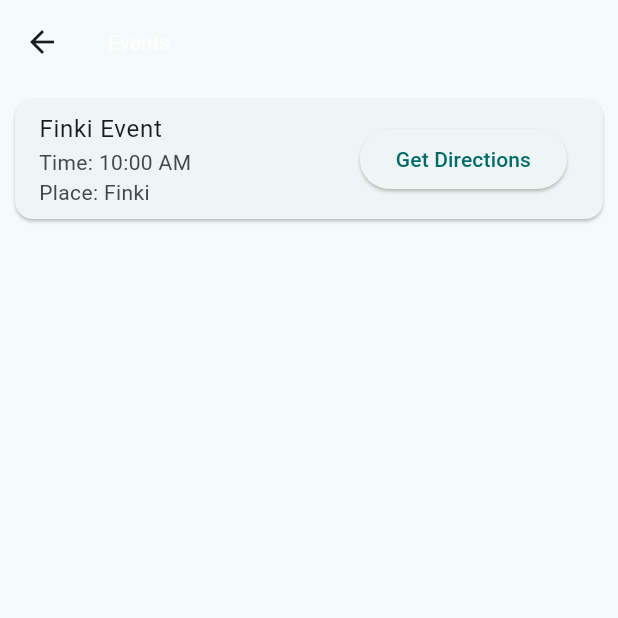
After one commit to anastazija-kovachevikj/Lab-3-MIS, a Flutter app: the screen it shows after launch, after a tap on the "map" icon, on a phone screen of 412 x 824 dp, the top half of it. The commit adds this screen. Run offline on Flutter 3.47's test engine with Material 3 defaults, Android fonts, the phone set to English and light mode, and no system bars; our stand-ins replace cloud_firestore, firebase_auth, firebase_core, flutter_local_notifications, google_maps_flutter, location and 1 more; accounts and stored records are empty.

Commit message:
lab5 route to event works

```diff
--- /dev/null
+++ b/lab3/lib/events/eventsList.dart
@@ -0,0 +1,90 @@
+import 'package:flutter/material.dart';
+import 'package:google_maps_flutter/google_maps_flutter.dart';
+
+import '../maps/googleMaps.dart';
+
+// Model class for events
+class Event2 {
+  final String name;
+  final String time;
+  final String place;
+  final double latitude;
+  final double longitude;
+
+  Event2({
+    required this.name,
+    required this.time,
+    required this.place,
+    required this.latitude,
+    required this.longitude,
+  });
+}
+
+void main() {
+  runApp(MaterialApp(
+    home: EventListScreen(),
+  ));
+}
+
+class EventListScreen extends StatelessWidget {
+  final List<Event2> events = [
+    Event2(
+      name: 'Finki Event',
+      time: '10:00 AM',
+      place: 'Finki',
+      latitude:  42.00438241893107,
+      longitude:   21.410177085673432,
+    ),
+  ];
+
+  @override
+  Widget build(BuildContext context) {
+    return Scaffold(
+      appBar: AppBar(
+        title: Text('Events'),
+      ),
+      body: ListView.builder(
+        itemCount: events.length,
+        itemBuilder: (context, index) {
+          return EventCard(event: events[index]);
+        },
+      ),
+    );
+  }
+}
+
+class EventCard extends StatelessWidget {
+  final Event2 event;
+
+  const EventCard({Key? key, required this.event}) : super(key: key);
+
+  @override
+  Widget build(BuildContext context) {
+    return Card(
+      margin: EdgeInsets.all(10),
+      child: ListTile(
+        title: Text(event.name),
+        subtitle: Column(
+          crossAxisAlignment: CrossAxisAlignment.start,
+          children: [
+            Text('Time: ${event.time}'),
+            Text('Place: ${event.place}'),
+          ],
+        ),
+        trailing: ElevatedButton(
+          onPressed: () {
+            Navigator.push(
+              context,
+              MaterialPageRoute(
+                builder: (context) => GoogleMapWidget(
+                  destination: LatLng(event.latitude, event.longitude),
+                ),
+              ),
+            );
+          },
+          child: Text('Get Directions'),
+        ),
+      ),
+    );
+  }
+}
--- a/lab3/lib/main.dart
+++ b/lab3/lib/main.dart
@@ -3,6 +3,7 @@ import 'package:flutter_local_notifications/flutter_local_notifications.dart';
 import 'package:firebase_auth/firebase_auth.dart';
 import 'package:flutter/material.dart';
 import 'package:firebase_core/firebase_core.dart';
+import 'package:lab3/events/eventsList.dart';
 import 'package:lab3/firebase_options.dart';
 import 'package:lab3/loginPage.dart';
 
@@ -12,6 +13,7 @@ import 'package:table_calendar/table_calendar.dart';
 
 import 'Event.dart';
 import 'examsScreen.dart';
+import 'maps/googleMaps.dart';
 import 'model/exam.dart';
 
 void main() async {
@@ -244,6 +246,18 @@ class _MyHomePageState extends State<MyHomePage> {
             ),
           ),
           Padding(
+            padding: const EdgeInsets.fromLTRB(0, 0, 2, 0),
+            child: IconButton(
+              icon: Icon(Icons.map, color: Colors.white),
+              onPressed: () {
+                Navigator.push(
+                  context,
+                  MaterialPageRoute(builder: (context) => EventListScreen()),
+                );
+              },
+            ),
+          ),
+          Padding(
             padding: const EdgeInsets.fromLTRB(0, 0, 20, 0),
             child: IconButton(
               icon: Icon(Icons.logout, color: Colors.white),
```
Also changed, not shown: lab3/lib/main2.dart (added, +63 -0 lines), lab3/lib/maps/googleMaps.dart (added, +167 -0 lines), lab3/pubspec.yaml (+7 -0 lines), lab3/pubspec.lock, 3 other files.
